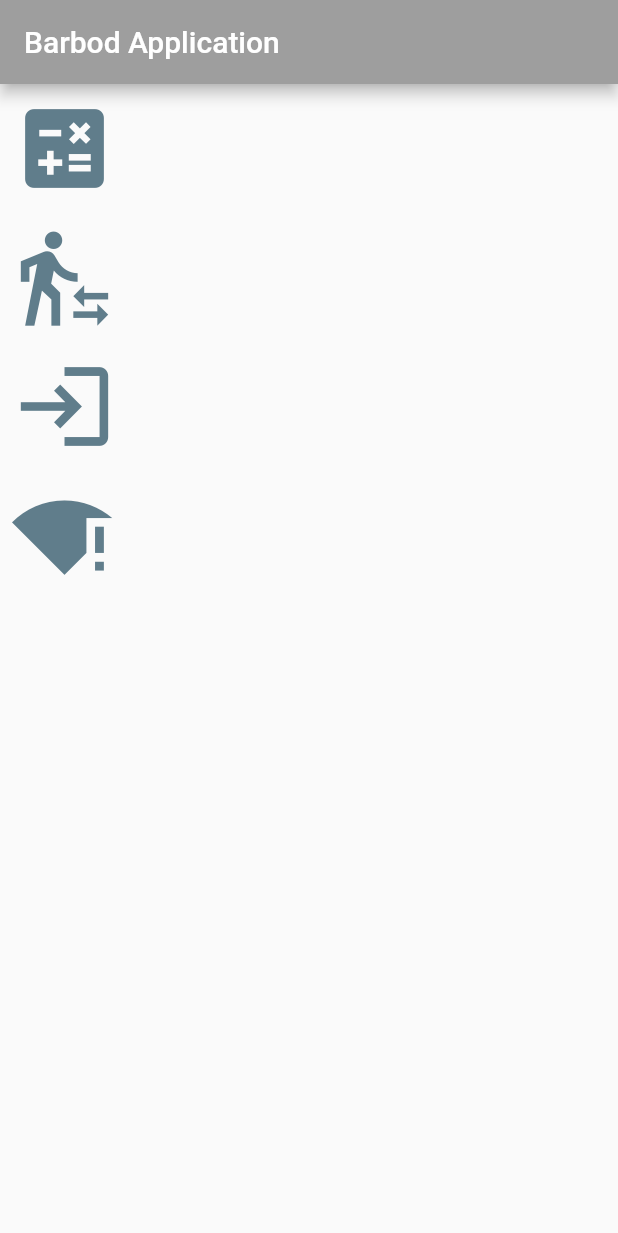
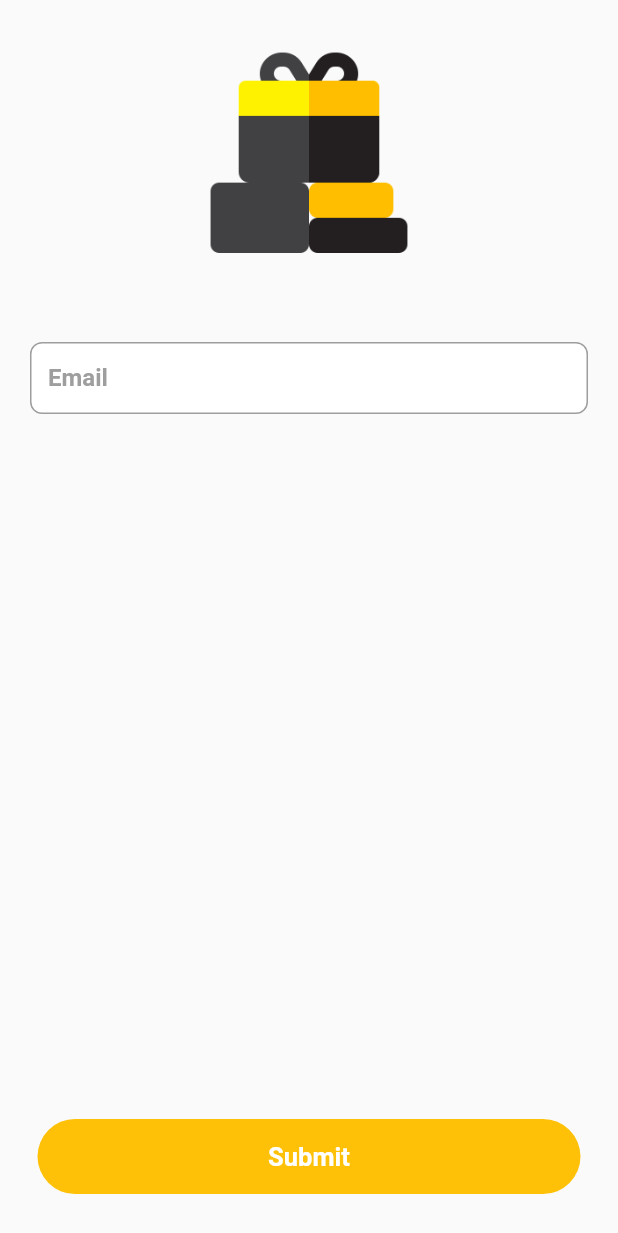
Before and after one commit to yhma1995/Flutter_Course, a Flutter app: the screen it shows after launch, on a phone screen of 412 x 824 dp. Shown: the top 1233 px of the screen. Run offline on Flutter 3.47's test engine with Material 2 defaults, Android fonts, the phone set to English and light mode, and no system bars.

Commit message:
auth added to shop

```diff
--- /dev/null
+++ b/test_project/lib/auth/email.dart
@@ -0,0 +1,107 @@
+import 'package:flutter/material.dart';
+import 'package:test_project/auth/code.dart';
+import 'package:test_project/core/constants.dart';
+import 'package:test_project/core/routing.dart';
+import 'package:test_project/core/theme.dart';
+import 'package:http/http.dart' as http;
+import 'package:test_project/widget/button.dart';
+
+class RegsiterWidget extends StatefulWidget {
+  const RegsiterWidget({Key? key}) : super(key: key);
+
+
+  @override
+  State<RegsiterWidget> createState() => _RegsiterWidgetState();
+}
+
+class _RegsiterWidgetState extends State<RegsiterWidget> {
+  String email='';
+  bool loading=false;
+  @override
+  Widget build(BuildContext context) {
+    return SafeArea(
+      child: Scaffold(
+        body: Padding(
+          padding: const EdgeInsets.symmetric(vertical: 8.0,horizontal: 20),
+          child: Column(
+            children: [
+              SizedBox(height: 20,),
+              Image.asset('assets/images/logo.png',width: 150,height: 150,),
+                SizedBox(height: 50,),
+              TextFormField(
+                onChanged: (value) {
+                  email=value;
+                },
+                keyboardType: TextInputType.emailAddress,
+                decoration: InputDecoration(
+                  labelText: 'Email',
+                  labelStyle: TextStyle(
+                    fontSize: 16,
+                    fontWeight: FontWeight.bold,
+                    color: AppColors.hint,
+                  ),
+                  hintText: 'input youre email address',
+                  hintStyle: TextStyle(
+                    fontSize: 14,
+                    fontWeight: FontWeight.bold,
+                    color: AppColors.hint.withOpacity(.5),
+                  ),
+                  contentPadding: const EdgeInsets.symmetric(horizontal: 12),
+                  filled: true,
+                  enabledBorder: OutlineInputBorder(
+                    borderSide: BorderSide(color: AppColors.hint, width: 1),
+                    borderRadius: BorderRadius.circular(8),
+                  ),
+                  focusedBorder: OutlineInputBorder(
+                    borderSide: BorderSide(color: AppColors.hint.withOpacity(.5), width: 1),
+                    borderRadius: BorderRadius.circular(8),
+                  ),
+                  fillColor: Colors.white,
+                ),
+              ),
+              Spacer(),
+              /*
+
+                OutlinedButton(
+                  style: OutlinedButton.styleFrom(
+                    side: BorderSide(width: 5.0, color: Colors.blue),
+                  ) ,
+                onPressed: (){
+
+                },
+                child: Text(
+                  "Submit",
+                ),
+              ),
+               */
+            ButtonWidget(callback: () async{
+              Map<String, String> body = {
+                'email': email,
+                'type': 'signup',
+              };
+              Map<String, String> header={
+                'lang':'en'
+              };
+              loading=true;
+              setState(() {
+
+              });
+              http.Response response=await http.post(Uri.parse(base_url+'api/v1/user/sendCode'),body: body,
+                  headers: header);
+              loading=false;
+              setState(() {
+
+              });
+
+              if(response.statusCode==200){
+                Routing.push(context,CodeWidget());
+              }
+
+            },title: 'Submit',loading: loading,)
+            ],
+          ),
+        ),
+      ),
+    );
+  }
+}
--- a/test_project/lib/consts.dart
+++ /dev/null
@@ -1 +0,0 @@
-double constatnts=250;
--- /dev/null
+++ b/test_project/lib/core/constants.dart
@@ -0,0 +1 @@
+String base_url='http://193.186.32.125:2100/';
--- /dev/null
+++ b/test_project/lib/core/routing.dart
@@ -0,0 +1,9 @@
+import 'package:flutter/material.dart';
+
+class Routing {
+  static void push(BuildContext context,Widget widget){
+    Navigator.push(context,MaterialPageRoute(builder: (context) {
+      return widget;
+    },));
+  }
+}
--- /dev/null
+++ b/test_project/lib/core/theme.dart
@@ -0,0 +1,7 @@
+import 'package:flutter/material.dart';
+
+class AppColors{
+ static Color hint=Colors.grey;
+ static Color btn=Colors.amber;
+
+}
--- a/test_project/lib/home.dart
+++ /dev/null
@@ -1,60 +0,0 @@
-import 'package:flutter/material.dart';
-import 'package:test_project/auth/login.dart';
-import 'package:test_project/calculator/calculator.dart';
-import 'package:test_project/statefull/test.dart';
-import 'package:test_project/test_http/test_http.dart';
-
-class HomeWidget extends StatelessWidget {
-  const HomeWidget({Key? key}) : super(key: key);
-
-  @override
-  Widget build(BuildContext context) {
-    return Scaffold(
-      appBar: AppBar(
-        title: const Text('Barbod Application',style: TextStyle(color: Colors.white),),
-        backgroundColor: Colors.grey,
-       // leading: Icon(Icons.arrow_back_ios_new_outlined),
-        actions: [
-       //   IconButton(onPressed: () {}, icon: Icon(Icons.ac_unit)),
-       //   Icon(Icons.home, color: Colors.green, size: 25),
-       //   Icon(Icons.notifications)
-        ],
-      ),
-      body: Column(children: [
-        Padding(
-          padding: const EdgeInsets.all(8.0),
-          child: GestureDetector(
-              onTap: (){
-                Navigator.push(context, MaterialPageRoute(builder:(context) => CalculatorWidget(),));
-              },
-              child: Icon(Icons.calculate,size: 70,color: Colors.blueGrey,)),
-        ),
-        Padding(
-          padding: const EdgeInsets.all(8.0),
-          child: GestureDetector(
-              onTap: (){
-                Navigator.push(context, MaterialPageRoute(builder:(context) => TestWidget(),));
-              },
-              child: Icon(Icons.transfer_within_a_station,size: 70,color: Colors.blueGrey,)),
-        ),
-        Padding(
-          padding: const EdgeInsets.all(8.0),
-          child: GestureDetector(
-              onTap: (){
-                Navigator.push(context, MaterialPageRoute(builder:(context) => LoginWidget(),));
-              },
-              child: Icon(Icons.login,size: 70,color: Colors.blueGrey,)),
-        ),
-        Padding(
-          padding: const EdgeInsets.all(8.0),
-          child: GestureDetector(
-              onTap: (){
-                Navigator.push(context, MaterialPageRoute(builder:(context) => HttpWidget(),));
-              },
-              child: Icon(Icons.signal_wifi_statusbar_connected_no_internet_4
-                ,size: 70,color: Colors.blueGrey,)),
-        ),
-      ],),
-    );
-  }
-}
--- a/test_project/lib/main.dart
+++ b/test_project/lib/main.dart
@@ -1,5 +1,5 @@
 import 'package:flutter/material.dart';
-import 'package:test_project/home.dart';
+import 'package:test_project/auth/email.dart';
 void main(){
   runApp(MyApp());
 }
@@ -10,7 +10,7 @@ class MyApp extends StatelessWidget {
   @override
   Widget build(BuildContext context) {
     return MaterialApp(
-      home: HomeWidget() ,
+      home: RegsiterWidget() ,
     );
   }
 }
--- /dev/null
+++ b/test_project/lib/widget/button.dart
@@ -0,0 +1,40 @@
+import 'package:flutter/material.dart';
+import 'package:test_project/core/theme.dart';
+class ButtonWidget extends StatefulWidget {
+  //Function
+  VoidCallback callback;
+  String title;
+  bool loading;
+  ButtonWidget({required this.callback,required this.title,required this.loading}) ;
+
+  @override
+  State<ButtonWidget> createState() => _ButtonWidgetState();
+}
+
+class _ButtonWidgetState extends State<ButtonWidget> {
+  @override
+  Widget build(BuildContext context) {
+    return  GestureDetector(
+      onTap:  ()async {
+      widget.callback();
+      },
+      child:widget.loading?
+      Padding(
+        padding: const EdgeInsets.symmetric(vertical: 30),
+        child: SizedBox(
+            width: 25,height: 25,
+            child: CircularProgressIndicator(color: AppColors.btn,backgroundColor: Colors.transparent)),
+      )
+          : Container(
+        margin: EdgeInsets.symmetric(horizontal: 5,vertical: 20),
+        padding: EdgeInsets.symmetric(vertical: 15),
+        width: MediaQuery.of(context).size.width,
+        decoration: BoxDecoration(
+          color: AppColors.btn,
+          borderRadius: BorderRadius.circular(30),
+        ),
+        child: Text(widget.title,style: TextStyle(color: Colors.white,fontWeight: FontWeight.bold,fontSize: 17),textAlign: TextAlign.center,),
+      ),
+    );
+  }
+}
--- a/test_project/pubspec.yaml
+++ b/test_project/pubspec.yaml
@@ -61,8 +61,8 @@ flutter:
   uses-material-design: true
 
   # To add assets to your application, add an assets section, like this:
-  # assets:
-  #   - images/a_dot_burr.jpeg
+  assets:
+    - assets/images/
   #   - images/a_dot_ham.jpeg
 
   # An image asset can refer to one or more resolution-specific "variants", see
```
Also changed, not shown: test_project/lib/auth/code.dart (added, +104 -0 lines), test_project/lib/auth/login.dart (deleted, +0 -110 lines), test_project/lib/calculator/calculator.dart (deleted, +0 -117 lines), test_project/lib/calculator/key_widget.dart (deleted, +0 -30 lines), test_project/lib/statefull/test.dart (deleted, +0 -60 lines), test_project/lib/test_http/test_http.dart (deleted, +0 -43 lines), test_project/assets/images/logo.png (added).
